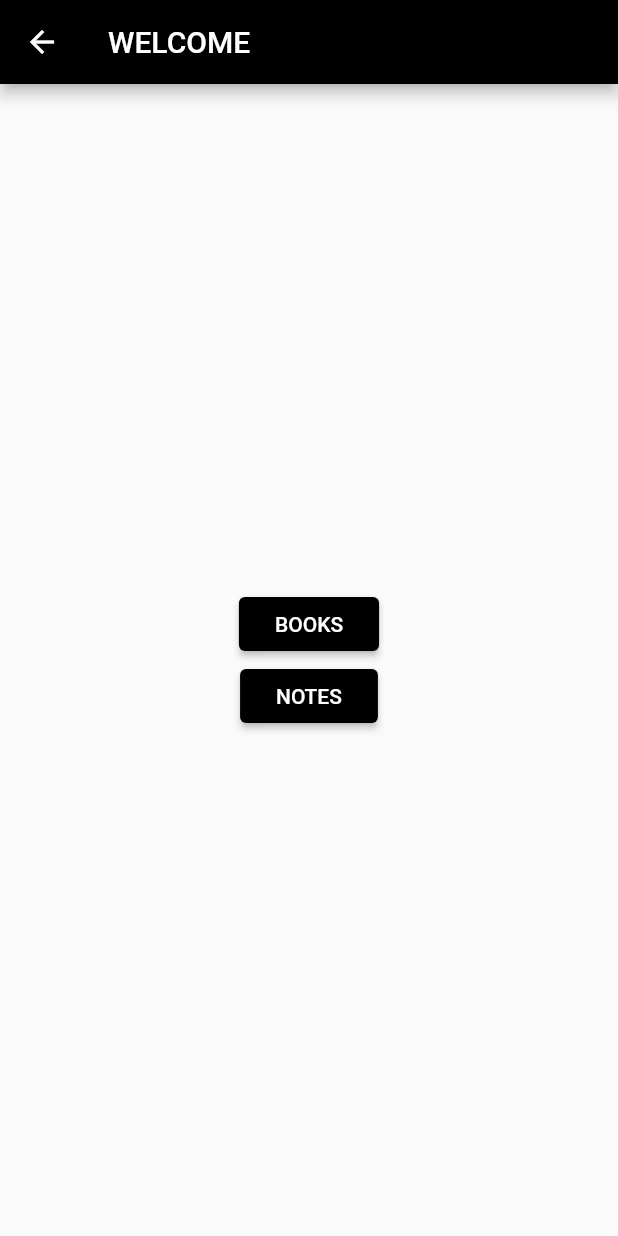
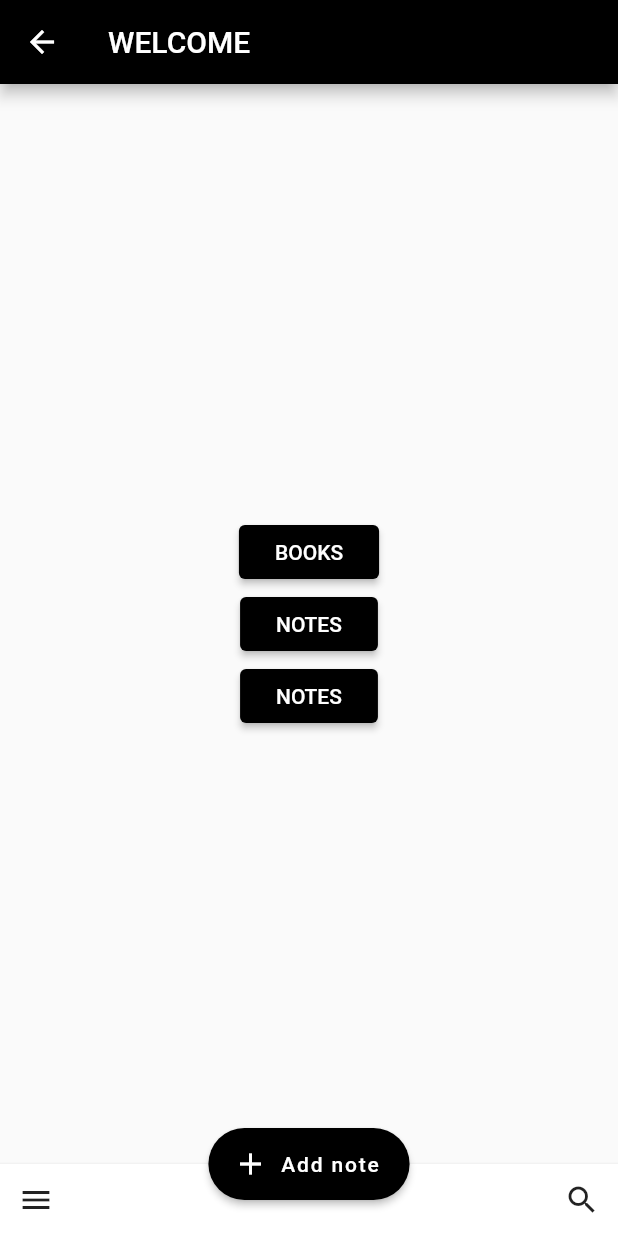
Before and after one commit to heb-dtc/dnote, a Flutter app: the HomeScreen screen opened by its route, on a phone screen of 412 x 824 dp. Run offline on Flutter 3.47's test engine with Material 2 defaults, Android fonts, the phone set to English and light mode, and no system bars; our stand-ins replace shared_preferences; accounts and stored records are empty.

Commit message:
Add BottomAppBar with add note action

```diff
--- a/lib/home/home_screen.dart
+++ b/lib/home/home_screen.dart
@@ -20,6 +20,24 @@ class HomeScreen extends StatelessWidget {
               appBar: AppBar(
                 title: Text("WELCOME"),
               ),
+              floatingActionButtonLocation:
+                  FloatingActionButtonLocation.centerDocked,
+              floatingActionButton: FloatingActionButton.extended(
+                elevation: 2.0,
+                icon: Icon(Icons.add),
+                label: const Text('Add note'),
+                onPressed: () {}
+              ),
+              bottomNavigationBar: BottomAppBar(
+                elevation: 2.0,
+                child: Row(
+                  mainAxisAlignment: MainAxisAlignment.spaceBetween,
+                  children: <Widget>[
+                    IconButton(icon: Icon(Icons.menu), onPressed: () {},),
+                    IconButton(icon: Icon(Icons.search), onPressed: () {},),
+                  ],
+                ),
+              ),
               body: SafeArea(
                 child: Center(
                   child: Column(
@@ -36,6 +54,11 @@ class HomeScreen extends StatelessWidget {
                         onPressed: () => Navigator.of(context)
                             .pushNamed(NotesScreen.routeName),
                       ),
+                      RaisedButton(
+                        child: Text("NOTES"),
+                        onPressed: () => Navigator.of(context)
+                            .pushNamed(NotesScreen.routeName),
+                      ),
                     ],
                   ),
                 ),
--- a/lib/services/server_api.dart
+++ b/lib/services/server_api.dart
@@ -1,6 +1,5 @@
 import 'dart:convert';
 
-import 'package:dnote/models/home.dart';
 import 'package:dnote/models/note_list.dart';
 import 'package:dnote/models/server_configuration.dart';
 import 'package:http/http.dart' as http;
```
